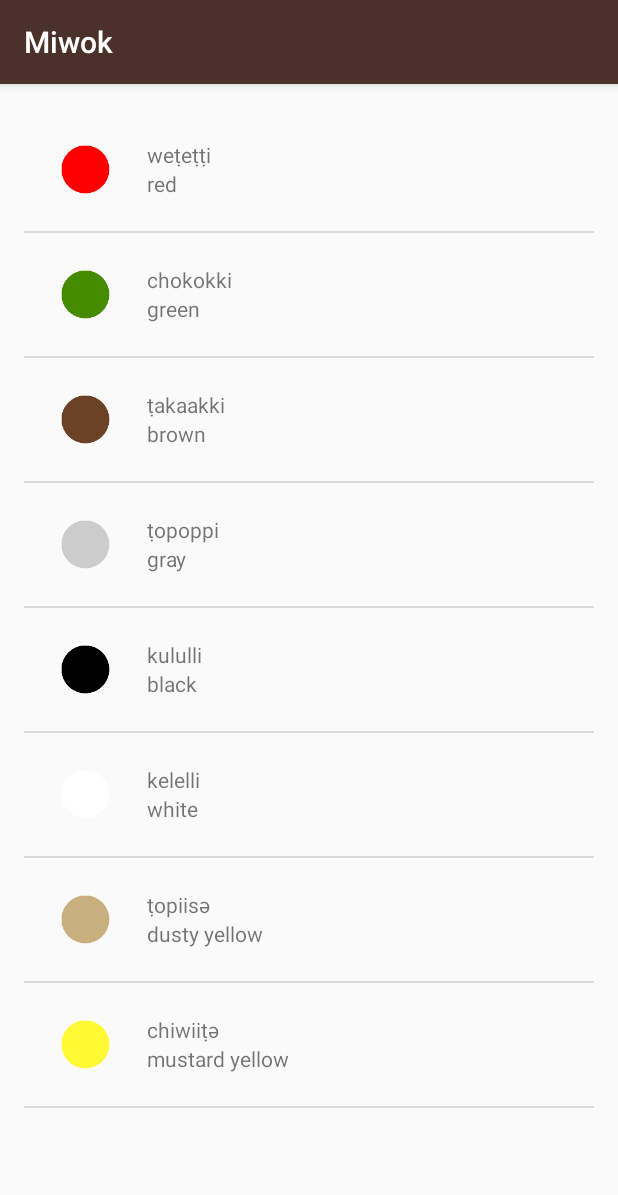
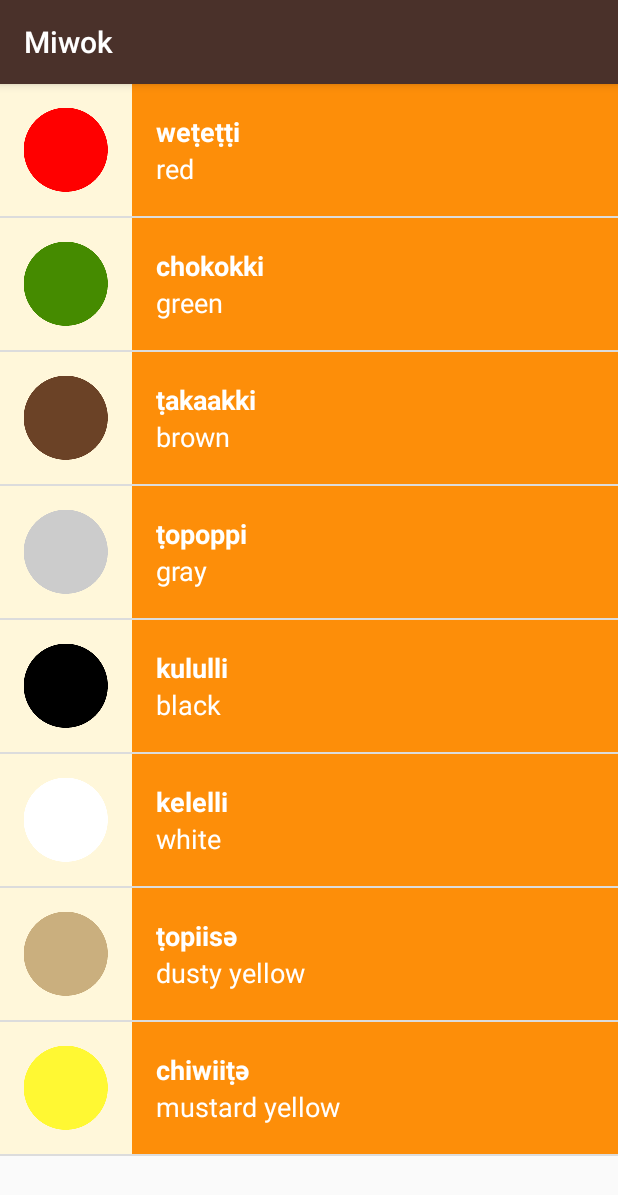
Before and after one commit to Agentundfire/Miwok, an Android app: the ColorsActivity screen opened directly, with no data from a screen before it, on a phone screen of 412 x 824 dp. Shown: the top 1195 px of the screen. Run offline under Robolectric (Android 15) with nearby library versions, the phone set to English and light mode, and no system bars.

Commit message:
Rename list_item.xml to word_item.xml, algo give one style to all the activities

```diff
--- a/app/src/main/java/com/example/android/miwok/WordAdapter.java
+++ b/app/src/main/java/com/example/android/miwok/WordAdapter.java
@@ -27,20 +27,20 @@ public class WordAdapter extends ArrayAdapter<Word> {
         // Check if the existing view is being reused, otherwise inflate the view
         View listItemView = convertView;
         if (listItemView == null) {
-            listItemView = LayoutInflater.from(getContext()).inflate(R.layout.list_item, parent, false);
+            listItemView = LayoutInflater.from(getContext()).inflate(R.layout.word_item, parent, false);
         }
 
         // Get the {@link AndroidFlavor} object located at this position in the list
         Word currentWord = getItem(position);
 
-        // Find the TextView in the list_item.xml layout with the ID version_name and set the text
+        // Find the TextView in the word_item.xml layout with the ID version_name and set the text
         TextView miwokTextView = (TextView) listItemView.findViewById(R.id.miwok_text_view);
         miwokTextView.setText(currentWord.getMiwokTranslation());
 
         TextView defaultTextView = (TextView) listItemView.findViewById(R.id.default_text_view);
         defaultTextView.setText(currentWord.getDefaultTranslation());
 
-        ImageView iconView = (ImageView) listItemView.findViewById(R.id.list_item_icon);
+        ImageView iconView = (ImageView) listItemView.findViewById(R.id.word_item_icon);
         if (currentWord.hasImage()) {
             iconView.setImageResource(currentWord.getmImageResourceId());
             iconView.setVisibility(View.VISIBLE);
--- a/app/src/main/res/layout/list_item.xml
+++ b/app/src/main/res/layout/word_item.xml
@@ -4,19 +4,21 @@
     android:layout_width="match_parent"
     android:layout_height="wrap_content"
     android:gravity="center_vertical"
-    android:orientation="horizontal"
     android:minHeight="?android:attr/listPreferredItemHeight"
-    android:padding="16dp" >
+    android:orientation="horizontal">
 
     <ImageView
-        android:id="@+id/list_item_icon"
-        android:layout_width="50dp"
-        android:layout_height="50dp"/>
+        android:id="@+id/word_item_icon"
+        android:layout_width="88dp"
+        android:layout_height="88dp"
+        android:background="@color/tan_background" />
 
     <LinearLayout
         android:layout_width="0dp"
-        android:layout_height="wrap_content"
+        android:layout_height="88dp"
         android:layout_weight="1"
+        android:background="@color/category_numbers"
+        android:gravity="center_vertical"
         android:orientation="vertical"
         android:paddingLeft="16dp">
 
@@ -24,12 +26,17 @@
             android:id="@+id/miwok_text_view"
             android:layout_width="wrap_content"
             android:layout_height="wrap_content"
+            android:textColor="#FFFFFF"
+            android:textSize="18sp"
+            android:textStyle="bold"
             tools:text="lutti" />
 
         <TextView
             android:id="@+id/default_text_view"
             android:layout_width="wrap_content"
             android:layout_height="wrap_content"
+            android:textColor="#FFFFFF"
+            android:textSize="18sp"
             tools:text="one" />
 
     </LinearLayout>
--- a/app/src/main/res/layout/word_list.xml
+++ b/app/src/main/res/layout/word_list.xml
@@ -4,8 +4,4 @@
     android:id="@+id/list_view"
     android:layout_width="match_parent"
     android:layout_height="match_parent"
-    android:paddingBottom="@dimen/activity_vertical_margin"
-    android:paddingLeft="@dimen/activity_horizontal_margin"
-    android:paddingRight="@dimen/activity_horizontal_margin"
-    android:paddingTop="@dimen/activity_vertical_margin"
     tools:context=".NumbersActivity"/>
```
